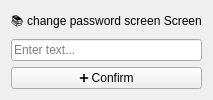
Above: Proyecto/ui/screens/CU20_change_password_screen.ui from CL200111/Ingesoft2025-1G8 before the change. Below: the same form after it.
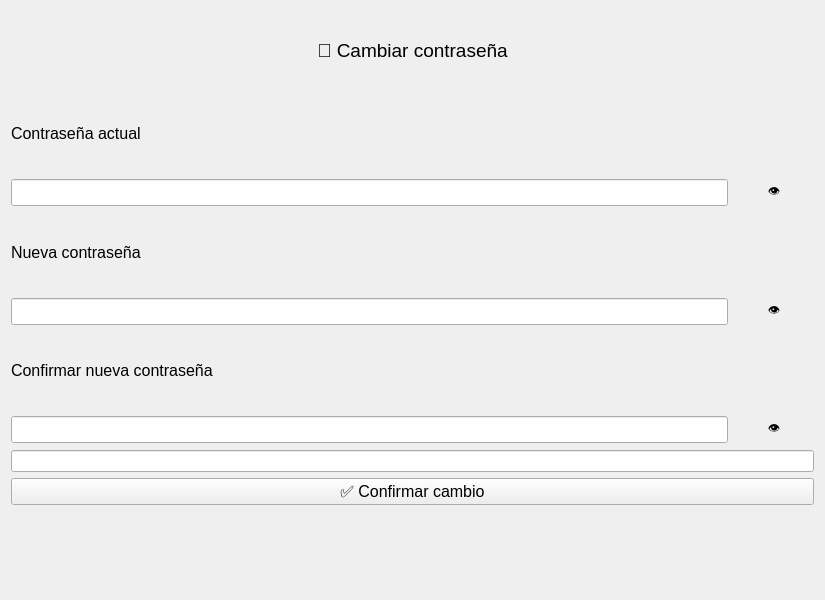
That is the form after the change.

Commit message: add functional use case 20 (change password) screen

Patch:
```diff
--- a/Proyecto/ui/screens/CU20_change_password_screen.ui
+++ b/Proyecto/ui/screens/CU20_change_password_screen.ui
@@ -2,11 +2,24 @@
 <ui version="4.0">
  <class>change_password_screen</class>
  <widget class="QWidget" name="change_password_screen">
+  <property name="geometry">
+   <rect>
+    <x>0</x>
+    <y>0</y>
+    <width>825</width>
+    <height>600</height>
+   </rect>
+  </property>
   <layout class="QVBoxLayout" name="verticalLayout">
    <item>
     <widget class="QLabel" name="label_heading">
+     <property name="font">
+      <font>
+       <pointsize>14</pointsize>
+      </font>
+     </property>
      <property name="text">
-      <string>📚 change password screen Screen</string>
+      <string>🔐 Cambiar contraseña</string>
      </property>
      <property name="alignment">
       <set>Qt::AlignCenter</set>
@@ -14,16 +27,165 @@
     </widget>
    </item>
    <item>
-    <widget class="QLineEdit" name="titleInput">
-     <property name="placeholderText">
-      <string>Enter text...</string>
+    <widget class="QLabel" name="label_current_password">
+     <property name="font">
+      <font>
+       <pointsize>12</pointsize>
+      </font>
+     </property>
+     <property name="text">
+      <string>Contraseña actual</string>
+     </property>
+    </widget>
+   </item>
+   <item>
+    <layout class="QHBoxLayout" name="currentPasswordLayout">
+     <item>
+      <widget class="QLineEdit" name="currentPasswordInput">
+       <property name="font">
+        <font>
+         <pointsize>12</pointsize>
+        </font>
+       </property>
+       <property name="echoMode">
+        <enum>QLineEdit::Password</enum>
+       </property>
+      </widget>
+     </item>
+     <item>
+      <widget class="QPushButton" name="toggleCurrentPassword">
+       <property name="text">
+        <string>👁</string>
+       </property>
+       <property name="flat">
+        <bool>true</bool>
+       </property>
+      </widget>
+     </item>
+    </layout>
+   </item>
+   <item>
+    <widget class="QLabel" name="label_new_password">
+     <property name="font">
+      <font>
+       <pointsize>12</pointsize>
+      </font>
+     </property>
+     <property name="text">
+      <string>Nueva contraseña</string>
+     </property>
+    </widget>
+   </item>
+   <item>
+    <layout class="QHBoxLayout" name="newPasswordLayout">
+     <item>
+      <widget class="QLineEdit" name="newPasswordInput">
+       <property name="font">
+        <font>
+         <pointsize>12</pointsize>
+        </font>
+       </property>
+       <property name="echoMode">
+        <enum>QLineEdit::Password</enum>
+       </property>
+      </widget>
+     </item>
+     <item>
+      <widget class="QPushButton" name="toggleNewPassword">
+       <property name="text">
+        <string>👁</string>
+       </property>
+       <property name="flat">
+        <bool>true</bool>
+       </property>
+      </widget>
+     </item>
+    </layout>
+   </item>
+   <item>
+    <widget class="QLabel" name="label_confirm_password">
+     <property name="font">
+      <font>
+       <pointsize>12</pointsize>
+      </font>
+     </property>
+     <property name="text">
+      <string>Confirmar nueva contraseña</string>
+     </property>
+    </widget>
+   </item>
+   <item>
+    <layout class="QHBoxLayout" name="confirmPasswordLayout">
+     <item>
+      <widget class="QLineEdit" name="confirmPasswordInput">
+       <property name="font">
+        <font>
+         <pointsize>12</pointsize>
+        </font>
+       </property>
+       <property name="echoMode">
+        <enum>QLineEdit::Password</enum>
+       </property>
+      </widget>
+     </item>
+     <item>
+      <widget class="QPushButton" name="toggleConfirmPassword">
+       <property name="text">
+        <string>👁</string>
+       </property>
+       <property name="flat">
+        <bool>true</bool>
+       </property>
+      </widget>
+     </item>
+    </layout>
+   </item>
+   <item>
+    <widget class="QProgressBar" name="strengthBar">
+     <property name="visible">
+      <bool>false</bool>
+     </property>
+     <property name="styleSheet">
+      <string notr="true">QProgressBar::chunk { background-color: #00c853; }</string>
+     </property>
+     <property name="maximum">
+      <number>100</number>
+     </property>
+     <property name="value">
+      <number>0</number>
+     </property>
+     <property name="textVisible">
+      <bool>false</bool>
      </property>
     </widget>
    </item>
    <item>
     <widget class="QPushButton" name="saveButton">
+     <property name="font">
+      <font>
+       <pointsize>12</pointsize>
+      </font>
+     </property>
      <property name="text">
-      <string>➕ Confirm</string>
+      <string>✅ Confirmar cambio</string>
+     </property>
+    </widget>
+   </item>
+   <item>
+    <widget class="QLabel" name="errorLabel">
+     <property name="font">
+      <font>
+       <pointsize>12</pointsize>
+      </font>
+     </property>
+     <property name="styleSheet">
+      <string notr="true">color: red;</string>
+     </property>
+     <property name="text">
+      <string/>
+     </property>
+     <property name="alignment">
+      <set>Qt::AlignCenter</set>
      </property>
     </widget>
    </item>
```
The commit also changes 68 other files.
